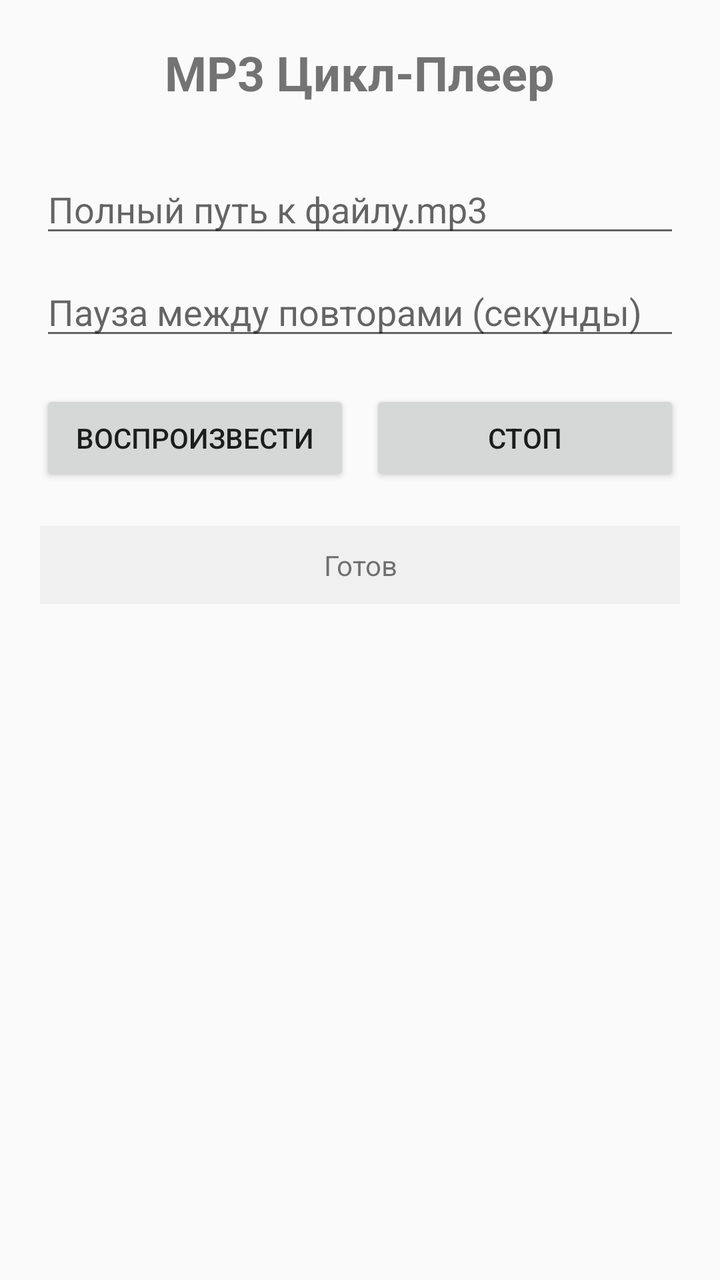
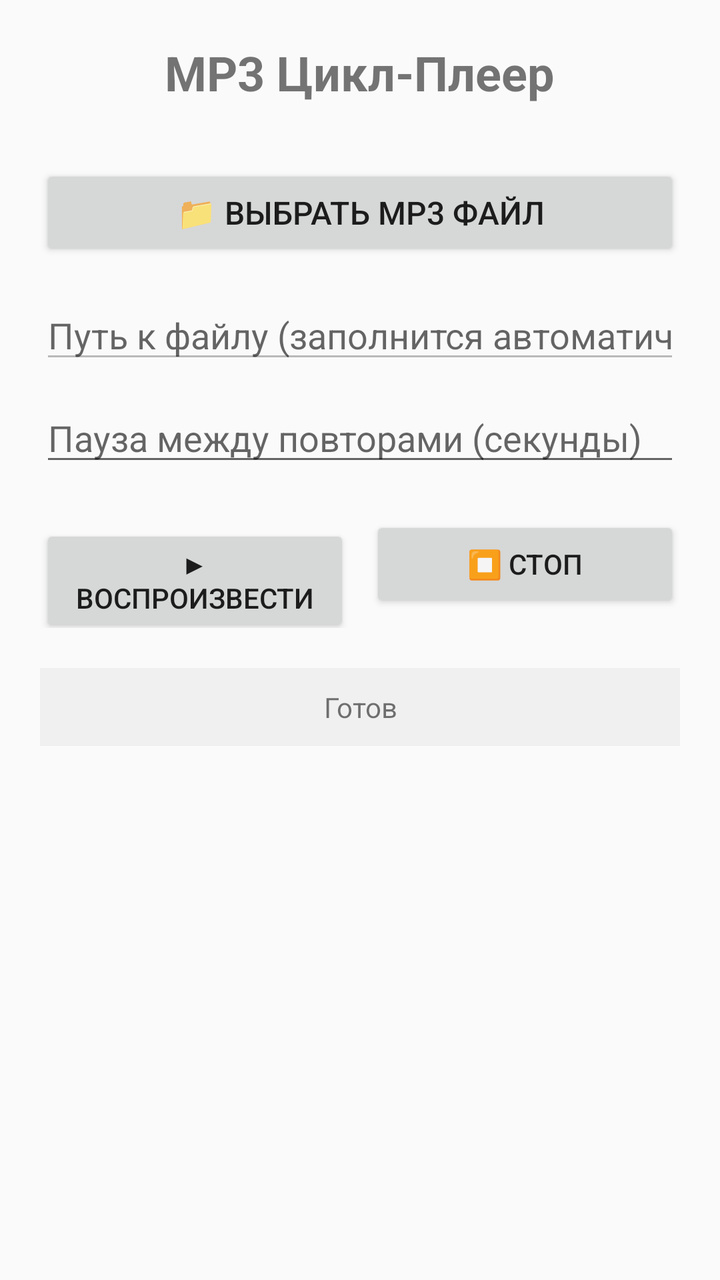

Screens rendered from an Android XML layout before and after an edit, with the pre-edit source and the edit as a unified diff.
<!-- AndroidManifest.xml: application theme Theme.AppCompat.Light -->
<!-- res/layout/activity_main.xml -->
<?xml version="1.0" encoding="utf-8"?>
<LinearLayout xmlns:android="http://schemas.android.com/apk/res/android"
    android:layout_width="match_parent"
    android:layout_height="match_parent"
    android:orientation="vertical"
    android:padding="20dp"
    android:gravity="center_horizontal">

    <TextView
        android:layout_width="wrap_content"
        android:layout_height="wrap_content"
        android:text="MP3 Цикл-Плеер"
        android:textSize="24sp"
        android:textStyle="bold"
        android:layout_marginBottom="30dp"/>

    <EditText
        android:id="@+id/etPath"
        android:layout_width="match_parent"
        android:layout_height="wrap_content"
        android:hint="Полный путь к файлу.mp3"
        android:inputType="text"
        android:layout_marginBottom="10dp"/>

    <EditText
        android:id="@+id/etPause"
        android:layout_width="match_parent"
        android:layout_height="wrap_content"
        android:hint="Пауза между повторами (секунды)"
        android:inputType="number"
        android:layout_marginBottom="20dp"/>

    <LinearLayout
        android:layout_width="match_parent"
        android:layout_height="wrap_content"
        android:orientation="horizontal">

        <Button
            android:id="@+id/btnPlay"
            android:layout_width="0dp"
            android:layout_height="wrap_content"
            android:layout_weight="1"
            android:text="Воспроизвести"
            android:layout_marginEnd="10dp"/>

        <Button
            android:id="@+id/btnStop"
            android:layout_width="0dp"
            android:layout_height="wrap_content"
            android:layout_weight="1"
            android:text="Стоп"/>
    </LinearLayout>

    <TextView
        android:id="@+id/tvStatus"
        android:layout_width="match_parent"
        android:layout_height="wrap_content"
        android:text="Готов"
        android:gravity="center"
        android:layout_marginTop="20dp"
        android:padding="10dp"
        android:background="#f0f0f0"/>
</LinearLayout>
<!-- resources referenced by this layout -->
<resources>

</resources>

<!-- the commit's change to res/layout/activity_main.xml (unified diff, before → after) -->
@@ -14,13 +14,23 @@
         android:textStyle="bold"
         android:layout_marginBottom="30dp"/>
 
+    <Button
+        android:id="@+id/btnSelect"
+        android:layout_width="match_parent"
+        android:layout_height="wrap_content"
+        android:text="📁 Выбрать MP3 файл"
+        android:textSize="16sp"
+        android:layout_marginBottom="15dp"/>
+
     <EditText
         android:id="@+id/etPath"
         android:layout_width="match_parent"
         android:layout_height="wrap_content"
-        android:hint="Полный путь к файлу.mp3"
+        android:hint="Путь к файлу (заполнится автоматически)"
         android:inputType="text"
-        android:layout_marginBottom="10dp"/>
+        android:layout_marginBottom="10dp"
+        android:enabled="false"
+        android:textColor="#666"/>
 
     <EditText
         android:id="@+id/etPause"
@@ -40,7 +50,7 @@
             android:layout_width="0dp"
             android:layout_height="wrap_content"
             android:layout_weight="1"
-            android:text="Воспроизвести"
+            android:text="▶ Воспроизвести"
             android:layout_marginEnd="10dp"/>
 
         <Button
@@ -48,7 +58,7 @@
             android:layout_width="0dp"
             android:layout_height="wrap_content"
             android:layout_weight="1"
-            android:text="Стоп"/>
+            android:text="⏹ Стоп"/>
     </LinearLayout>
 
     <TextView
